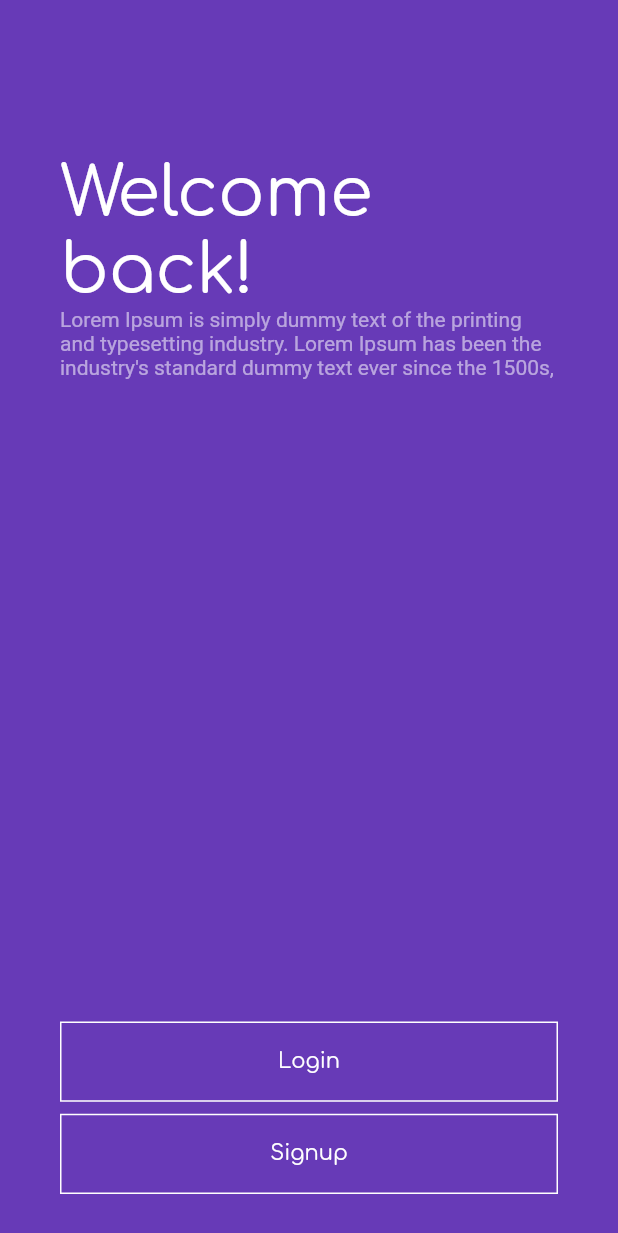
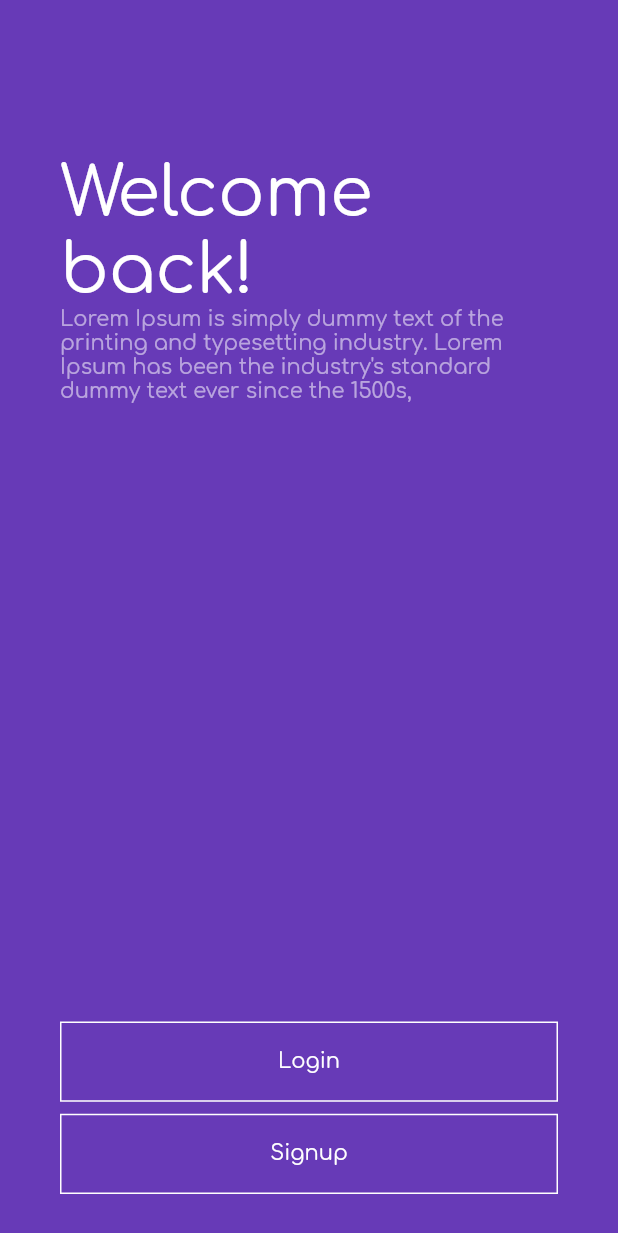
Before and after one commit to aymensbh19/pfe3, a Flutter app: the screen it shows after launch, on a phone screen of 412 x 824 dp. Shown: the top 1233 px of the screen. Run offline on Flutter 3.47's test engine with Material 2 defaults, Android fonts, the phone set to English and light mode, and no system bars; our stand-ins replace cloud_firestore, firebase_auth, firebase_core, firebase_storage, google_sign_in; missing offline and left inert: groovin_material_icons; accounts and stored records are empty.

Commit message:
First commit

```diff
--- a/lib/main.dart
+++ b/lib/main.dart
@@ -24,7 +24,12 @@ class MyApp extends StatelessWidget {
       home: Router(),
       debugShowCheckedModeBanner: false,
       theme: ThemeData(
-          primarySwatch: Colors.deepPurple, canvasColor: Colors.transparent),
+        primarySwatch: Colors.deepPurple,
+        canvasColor: Colors.transparent,
+        textTheme: TextTheme(
+          body1: TextStyle(fontSize: 14.0, fontFamily: 'Baloo'),
+        ),
+      ),
     );
   }
 }
--- a/lib/pages/logs/login.dart
+++ b/lib/pages/logs/login.dart
@@ -7,6 +7,7 @@ import 'package:flutter_chat_app/util/firebasehelper.dart';
 GlobalKey<FormState> formKey = GlobalKey<FormState>();
 String password, email;
 bool obs = false;
+TextEditingController controller=new TextEditingController();
 
 void showLoginSheet(BuildContext context) {
   showModalBottomSheet(
@@ -116,6 +117,7 @@ void showLoginSheet(BuildContext context) {
                                   Container(
                                     margin: EdgeInsets.only(top: 8, bottom: 4),
                                     child: TextFormField(
+                                      controller: controller,
                                       onSaved: (input) {
                                         email = input;
                                       },
@@ -223,6 +225,7 @@ void showLoginSheet(BuildContext context) {
                               child: Text("Get Started",
                                   style: TextStyle(fontFamily: "Baloo")),
                               onPressed: () {
+                                controller.text.trim();
                                 _login(context);
                               },
                             ),
--- a/lib/pages/logs/signup.dart
+++ b/lib/pages/logs/signup.dart
@@ -4,6 +4,8 @@ import 'package:flutter_chat_app/util/firebasehelper.dart';
 
 GlobalKey<FormState> formKey = GlobalKey<FormState>();
 String password, email, name;
+TextEditingController cemail=new TextEditingController();
+
 
 void showSignupSheet(BuildContext context) {
   showModalBottomSheet(
@@ -159,6 +161,7 @@ void showSignupSheet(BuildContext context) {
                                   Container(
                                     margin: EdgeInsets.only(bottom: 4),
                                     child: TextFormField(
+                                      controller: cemail,
                                       onSaved: (input) {
                                         email = input;
                                       },
@@ -265,6 +268,7 @@ void showSignupSheet(BuildContext context) {
                               child: Text("Get Started",
                                   style: TextStyle(fontFamily: "Baloo")),
                               onPressed: () {
+                                cemail.text.trim();
                                 _signup(context);
                               },
                             ),
```
